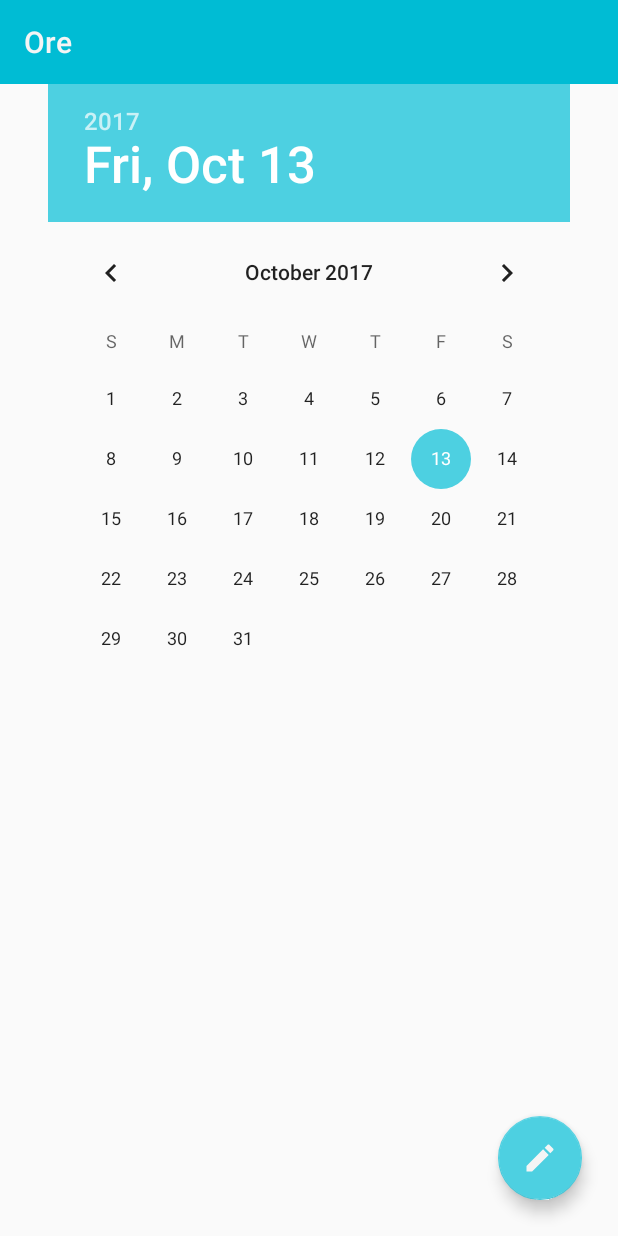
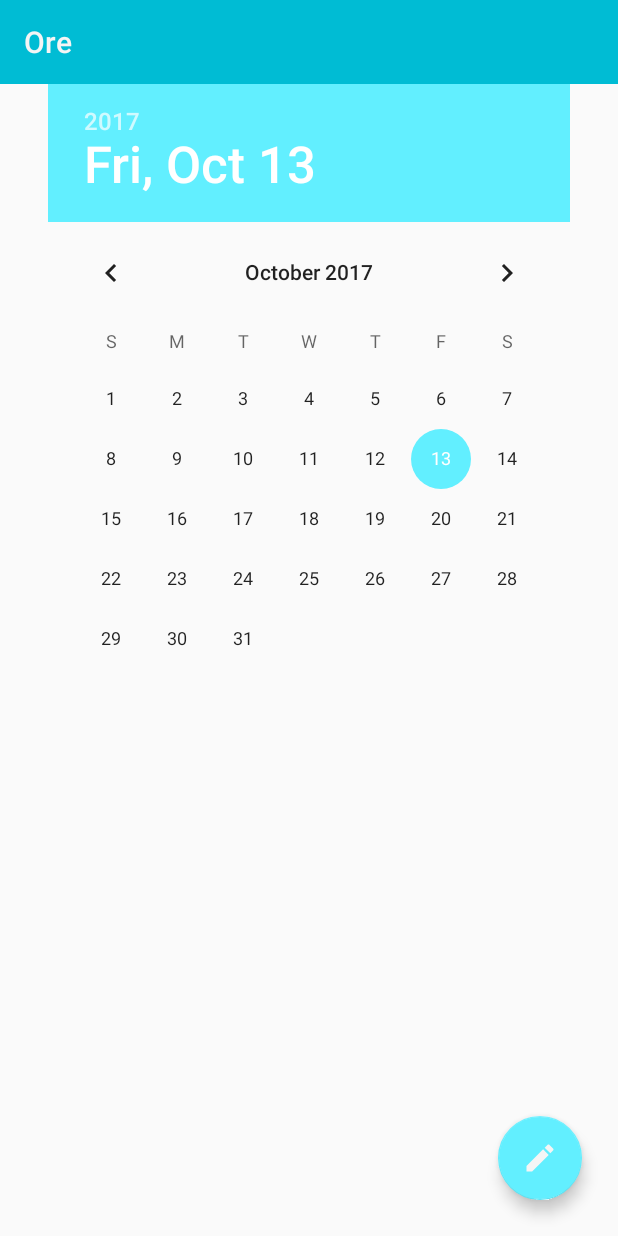
Before and after one commit to Zetandroid/MyJobWallet, an Android app: the OreActivity screen opened directly, with no data from a screen before it, on a phone screen of 412 x 824 dp. Run offline under Robolectric (Android 15) with nearby library versions, the phone set to English and light mode, and no system bars.

Commit message:
Aggiunta email

```diff
--- a/app/src/main/java/com/kubix/myjobwallet/MainActivity.java
+++ b/app/src/main/java/com/kubix/myjobwallet/MainActivity.java
@@ -21,6 +21,8 @@ import com.google.android.gms.ads.NativeExpressAdView;
 import com.google.android.gms.ads.VideoController;
 import com.google.android.gms.ads.VideoOptions;
 
+import util.EmailActivity;
+
 public class MainActivity extends AppCompatActivity
         implements NavigationView.OnNavigationItemSelectedListener {
 
@@ -42,6 +44,7 @@ public class MainActivity extends AppCompatActivity
         //TODO TOOLBAR
         Toolbar toolbar = (Toolbar) findViewById(R.id.toolbarHome);
         setTitle(R.string.app_name);
+        toolbar.setTitleTextColor(getResources().getColor(R.color.testoTitolo));
         setSupportActionBar(toolbar);
 
         DrawerLayout drawer = (DrawerLayout) findViewById(R.id.drawer_layout);
@@ -143,6 +146,8 @@ public class MainActivity extends AppCompatActivity
         } else if (id == R.id.nav_setting) {
             startActivity(new Intent(this,SettingsActivity.class));
 
+        } else if (id == R.id.nav_email){
+            startActivity(new Intent(this, EmailActivity.class));
         }
 
         DrawerLayout drawer = (DrawerLayout) findViewById(R.id.drawer_layout);
--- a/app/src/main/java/com/kubix/myjobwallet/SettingsActivity.java
+++ b/app/src/main/java/com/kubix/myjobwallet/SettingsActivity.java
@@ -3,7 +3,6 @@ package com.kubix.myjobwallet;
 import android.os.Bundle;
 import android.preference.PreferenceActivity;
 import android.support.annotation.LayoutRes;
-import android.support.v7.app.ActionBarActivity;
 import android.support.v7.app.AppCompatActivity;
 import android.support.v7.app.AppCompatDelegate;
 import android.support.v7.widget.Toolbar;
--- a/app/src/main/java/com/kubix/myjobwallet/SpeseAggiungiActivity.java
+++ b/app/src/main/java/com/kubix/myjobwallet/SpeseAggiungiActivity.java
@@ -14,7 +14,6 @@ public class SpeseAggiungiActivity extends AppCompatActivity {
     //TODO VARIABILI DI CLASSE
     private String[] arraySpinnerSpesa;
     private String[] arraySpinnerPriorita;
-    private String[] arrayIcons;
 
     @Override
     public void onCreate(Bundle savedInstanceState) {
--- a/app/src/main/res/layout/activity_ore.xml
+++ b/app/src/main/res/layout/activity_ore.xml
@@ -19,7 +19,6 @@
             android:id="@+id/datePicker"
             android:layout_width="wrap_content"
             android:layout_height="match_parent"
-            android:isScrollContainer="@bool/bb_bottom_bar_is_portrait_mode"
             android:layout_centerHorizontal="true"
             android:layout_below="@+id/toolbarOre"
             android:layout_alignParentBottom="true" />
--- a/app/src/main/res/menu/activity_main_drawer.xml
+++ b/app/src/main/res/menu/activity_main_drawer.xml
@@ -17,6 +17,12 @@
             android:textColor="@color/colorAccent"
             android:title="Premium" />
 
+        <item
+            android:id="@+id/nav_email"
+            android:icon="@drawable/ic_menu_email"
+            android:textColor="@color/colorAccent"
+            android:title="Email" />
+
 
    </group>
 
--- a/app/src/main/res/values/colors.xml
+++ b/app/src/main/res/values/colors.xml
@@ -3,8 +3,8 @@
 
     <!-- TEMA -->
     <color name="colorPrimary">#F5F5F5</color>
-    <color name="colorPrimaryDark">#E0E0E0</color>
-    <color name="colorAccent">#00BCD4</color>
+    <color name="colorPrimaryDark">#c2c2c2</color>
+    <color name="colorAccent">#00b0ff</color>
 
     <color name="colorBannerHome">#f5f5f5</color>
 
@@ -17,44 +17,49 @@
 
 
     <!-- TEMA PROFILO -->
-    <color name="colorPrimaryProfilo">#222222</color>
-    <color name="colorPrimaryDarkProfilo">#181818</color>
-    <color name="colorAccentProfilo">#E0E0E0</color>
+    <color name="colorPrimaryProfilo">#212121</color>
+    <color name="colorPrimaryDarkProfilo">#000000</color>
+    <color name="colorAccentProfilo">#484848</color>
 
     <!-- TEMA ORE -->
     <color name="colorPrimaryOre">#00BCD4</color>
-    <color name="colorPrimaryDarkOre">#0097A7</color>
-    <color name="colorAccentOre">#4DD0E1</color>
+    <color name="colorPrimaryDarkOre">#008ba3</color>
+    <color name="colorAccentOre">#62efff</color>
 
     <!-- TEMA ENTRATE -->
     <color name="colorPrimaryEntrate">#4caf50</color>
-    <color name="colorPrimaryDarkEntrate">#388E3C</color>
-    <color name="colorAccentEntrate">#81C784</color>
+    <color name="colorPrimaryDarkEntrate">#087f23</color>
+    <color name="colorAccentEntrate">#80e27e</color>
 
     <!-- TEMA TURNI -->
     <color name="colorPrimaryTurni">#2196f3</color>
-    <color name="colorPrimaryDarkTurni">#1976d2</color>
-    <color name="colorAccentTurni">#82B1FF</color>
+    <color name="colorPrimaryDarkTurni">#0069c0</color>
+    <color name="colorAccentTurni">#6ec6ff</color>
 
     <!-- TEMA SPESA -->
     <color name="colorPrimarySpesa">#f44336</color>
-    <color name="colorPrimaryDarkSpesa">#D32F2F</color>
-    <color name="colorAccentSpesa">#ff5252</color>
+    <color name="colorPrimaryDarkSpesa">#ba000d</color>
+    <color name="colorAccentSpesa">#ff7961</color>
 
     <!-- TEMA MEMO -->
-    <color name="colorPrimaryMemo">#ff9800</color>
-    <color name="colorPrimaryDarkMemo">#F57C00</color>
-    <color name="colorAccentMemo">#ffab40</color>
+    <color name="colorPrimaryMemo">#ff9100</color>
+    <color name="colorPrimaryDarkMemo">#c56200</color>
+    <color name="colorAccentMemo">#ffc246</color>
+
+    <!-- TEMA EMAIL -->
+    <color name="colorPrimaryEmail">#ffb300</color>
+    <color name="colorPrimaryDarkEmail">#c68400</color>
+    <color name="colorAccentEmail">#ffe54c</color>
 
     <!-- TEMA PREMIUM -->
     <color name="colorPrimaryPremium">#E91E63</color>
-    <color name="colorPrimaryDarkPremium">#C2185B</color>
-    <color name="colorAccentPremium">#ff4081</color>
+    <color name="colorPrimaryDarkPremium">#b0003a</color>
+    <color name="colorAccentPremium">#ff6090</color>
 
     <!-- TEMA IMPOSTAZIONI -->
-    <color name="colorPrimaryImpostazioni">#00BCD4</color>
-    <color name="colorPrimaryDarkImpostazioni">#0097A7</color>
-    <color name="colorAccentImpostazioni">#18FFFF</color>
+    <color name="colorPrimaryImpostazioni">#607d8b</color>
+    <color name="colorPrimaryDarkImpostazioni">#34515e</color>
+    <color name="colorAccentImpostazioni">#8eacbb</color>
 
     <!-- INTRODUZIONE -->
 
--- a/app/src/main/res/values/styles.xml
+++ b/app/src/main/res/values/styles.xml
@@ -1,7 +1,7 @@
 <resources>
 
     <!-- Base application theme. -->
-    <style name="AppTheme" parent="Theme.AppCompat.Light.NoActionBar">
+    <style name="AppTheme" parent="Base.Theme.AppCompat.Light.DarkActionBar">
         <!-- Customize your theme here. -->
         <item name="colorPrimary">@color/colorPrimary</item>
         <item name="colorPrimaryDark">@color/colorPrimaryDark</item>
```
Also changed, not shown: app/build.gradle (+17 -20 lines), app/src/main/AndroidManifest.xml (+64 -57 lines), app/src/main/java/util/EmailActivity.java (added, +59 -0 lines), app/src/main/res/drawable/ic_menu_email.xml (added, +14 -0 lines), app/src/main/res/layout/activity_email.xml (added, +100 -0 lines), app/src/main/res/layout/container_main.xml (+8 -7 lines), app/src/main/res/values/strings.xml (+6 -9 lines), app/src/main/res/drawable/ic_entrate.png, app/src/main/res/drawable/ic_memo.png, app/src/main/res/drawable/ic_spesa.png, app/src/main/res/drawable/ic_turni.png.
